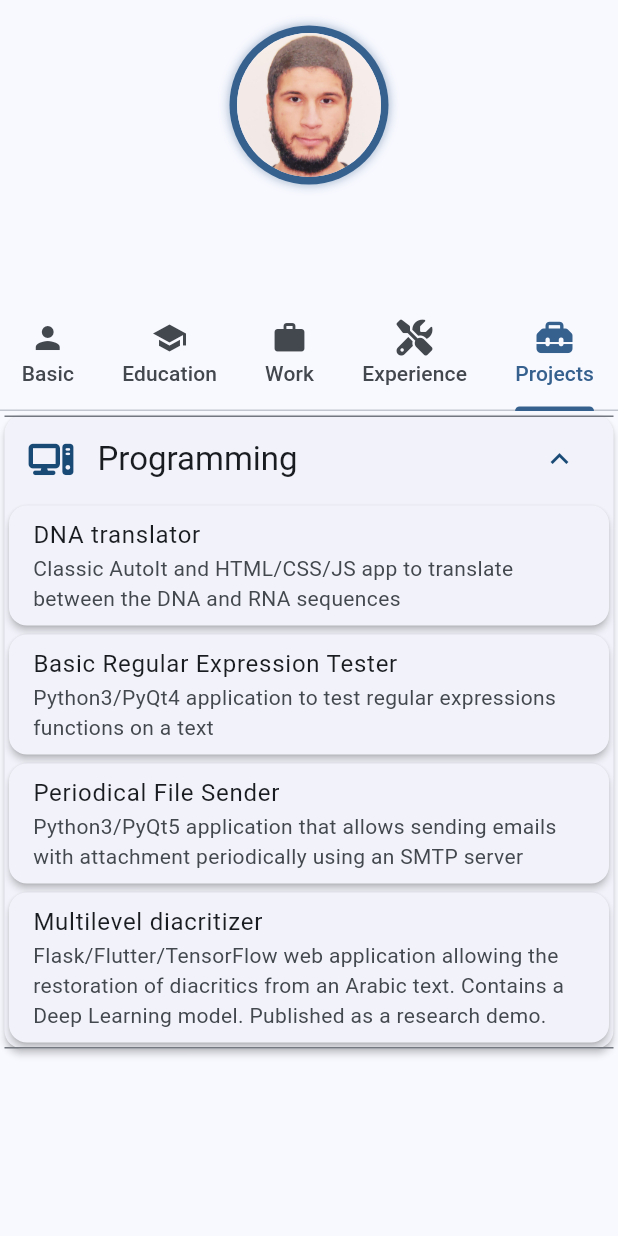
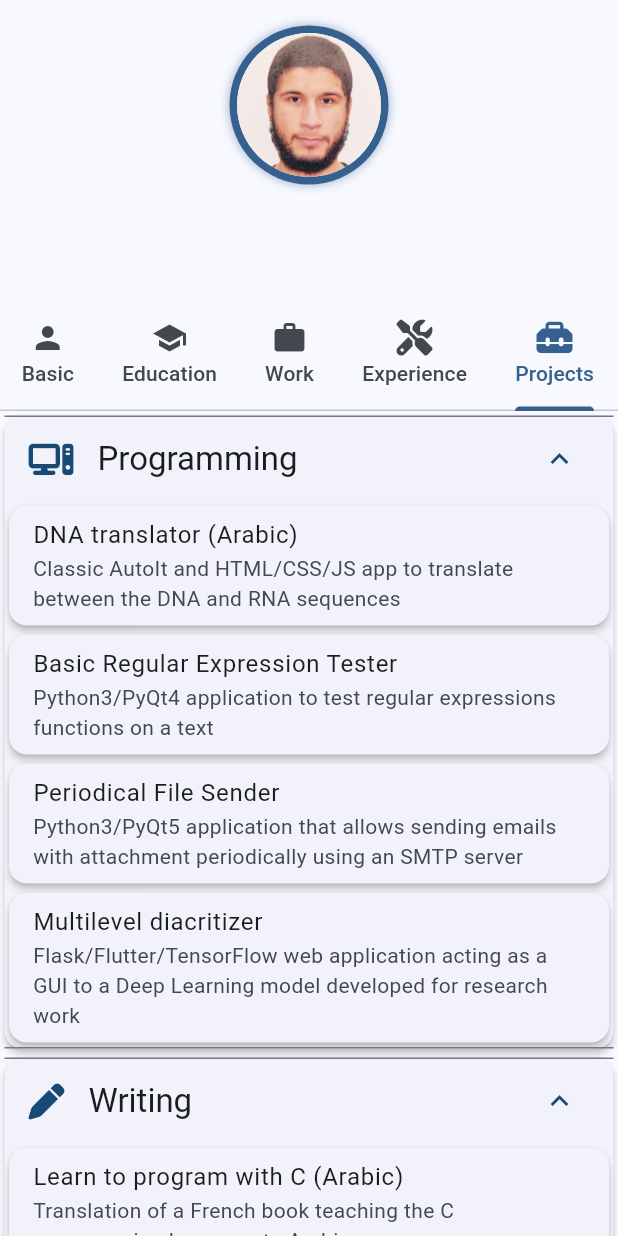
Before and after one commit to Hamza5/InteractiveCV, a Flutter app: the screen it shows after launch, tab 5 chosen, on a phone screen of 412 x 824 dp. Run offline on Flutter 3.47's test engine with Material 3 defaults, Android fonts, the phone set to English and light mode, and no system bars; our stand-ins replace flutter_map, font_awesome_flutter, latlong2, step_progress_indicator, weather; missing offline and left inert: easy_image_viewer, flutter_map_cancellable_tile_provider; network calls fail.

Commit message:
Added Writing section in projects.

```diff
--- a/lib/views.dart
+++ b/lib/views.dart
@@ -417,7 +417,7 @@ class ProjectsView extends StatelessWidget {
           icon: FontAwesomeIcons.computer, text: 'Programming',
           items: [
             BasicInfoItem(
-              title: 'DNA translator',
+              title: 'DNA translator (Arabic)',
               description: 'Classic AutoIt and HTML/CSS/JS app to translate between the DNA and RNA sequences',
               url: Uri.parse('https://github.com/Hamza5/DNA-translator_AR/'),
             ),
@@ -434,10 +434,20 @@ class ProjectsView extends StatelessWidget {
             ),
             BasicInfoItem(
               title: 'Multilevel diacritizer',
-              description: 'Flask/Flutter/TensorFlow web application allowing the restoration of diacritics from an'
-                  ' Arabic text. Contains a Deep Learning model. Published as a research demo.',
+              description: 'Flask/Flutter/TensorFlow web application acting as a GUI to a Deep Learning model developed'
+                  ' for research work',
               url: Uri.parse('https://github.com/Hamza5/multilevel-diacritizer'),
             ),
+          ],
+        ),
+        SectionTile(
+          icon: FontAwesomeIcons.pen, text: 'Writing',
+          items: [
+            BasicInfoItem(
+              title: 'Learn to program with C (Arabic)',
+              description: 'Translation of a French book teaching the C programming language to Arabic',
+              url: Uri.parse('https://github.com/Hamza5/Learn-to-program-with-C_AR'),
+            )
           ],
         )
       ],
--- a/pubspec.yaml
+++ b/pubspec.yaml
@@ -16,7 +16,7 @@ publish_to: 'none' # Remove this line if you wish to publish to pub.dev
 # https://developer.apple.com/library/archive/documentation/General/Reference/InfoPlistKeyReference/Articles/CoreFoundationKeys.html
 # In Windows, build-name is used as the major, minor, and patch parts
 # of the product and file versions while build-number is used as the build suffix.
-version: 0.0.13
+version: 0.0.14
 
 environment:
   sdk: '>=3.1.5 <4.0.0'
```
